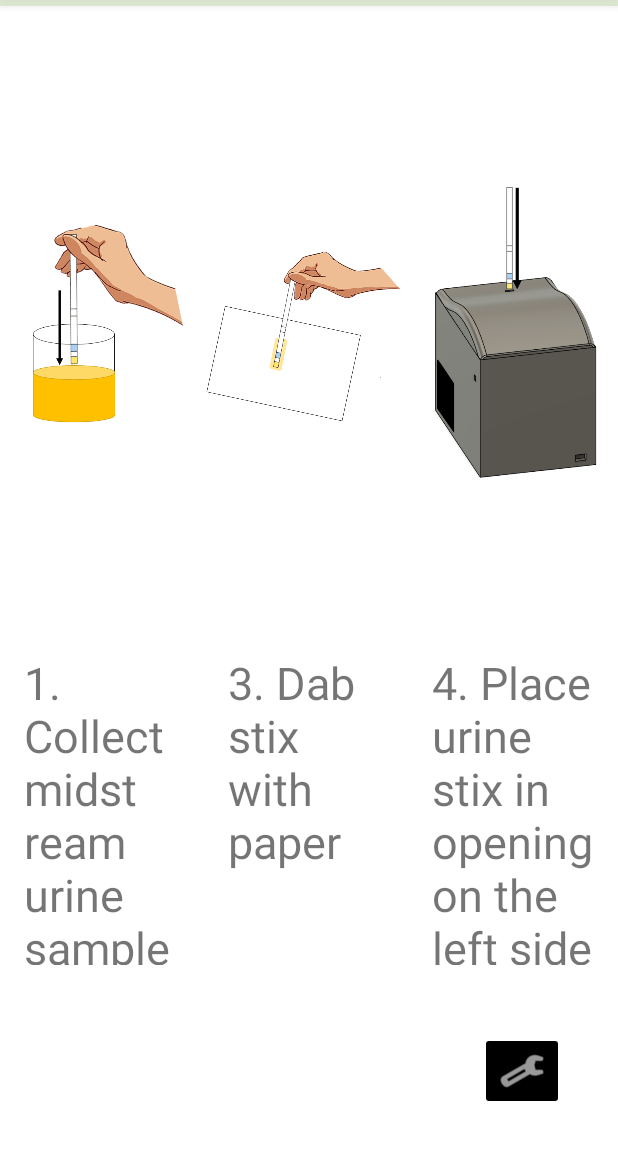
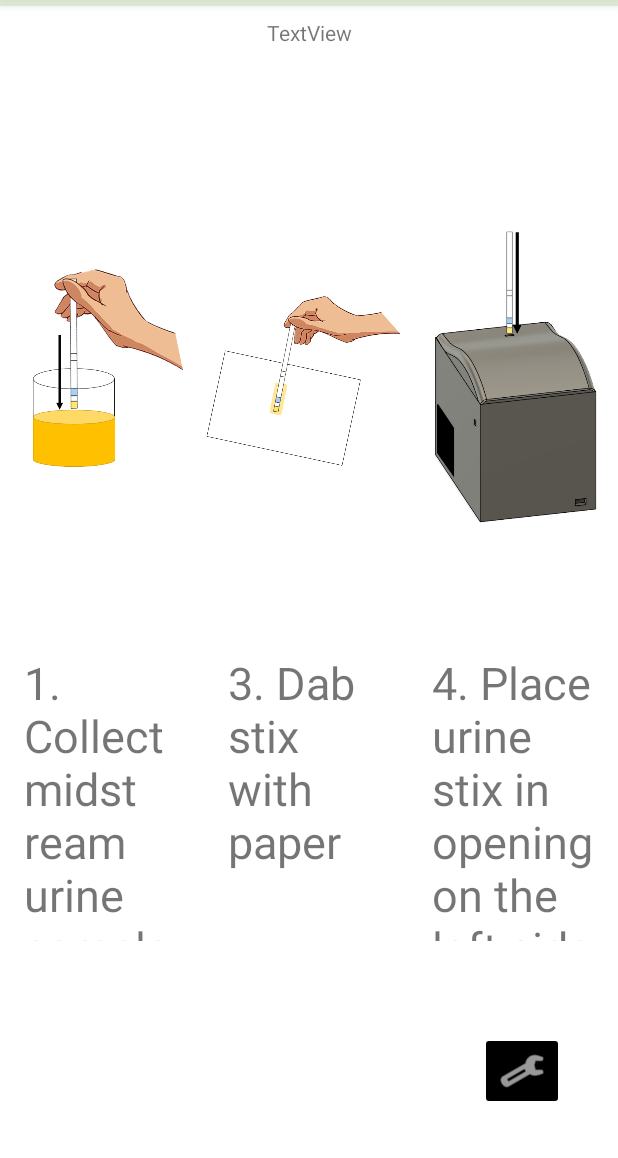
Before and after one commit to tkmadsen/UrineAnalyzerApp, an Android app: the fragment GuideFragment placed in its activity, on a phone screen of 412 x 824 dp, the part 78-1236 px from its top. Run offline under Robolectric (Android 15) with nearby library versions, the phone set to English and light mode, and no system bars; libraries missing offline, so code that uses them is left out: org.checkerframework.checker.

Commit message:
Minor changes in views

```diff
--- a/app/src/main/java/com/au615584/urineanalyzerapp/Activities/PatientActivity.java
+++ b/app/src/main/java/com/au615584/urineanalyzerapp/Activities/PatientActivity.java
@@ -1,11 +1,4 @@
 package com.au615584.urineanalyzerapp.Activities;
-
-import androidx.activity.result.ActivityResultLauncher;
-import androidx.activity.result.contract.ActivityResultContracts;
-import androidx.appcompat.app.AlertDialog;
-import androidx.appcompat.app.AppCompatActivity;
-import androidx.fragment.app.Fragment;
-import androidx.lifecycle.Observer;
 
 import android.app.Activity;
 import android.bluetooth.BluetoothAdapter;
@@ -18,6 +11,13 @@
 import android.widget.Button;
 import android.widget.ImageButton;
 import android.widget.Toast;
+
+import androidx.activity.result.ActivityResultLauncher;
+import androidx.activity.result.contract.ActivityResultContracts;
+import androidx.appcompat.app.AlertDialog;
+import androidx.appcompat.app.AppCompatActivity;
+import androidx.fragment.app.Fragment;
+import androidx.lifecycle.Observer;
 
 import com.au615584.urineanalyzerapp.Fragments.GuideFragment;
 import com.au615584.urineanalyzerapp.Fragments.ProcessingFragment;
@@ -101,18 +101,11 @@
             }
         });
 
-        vm.result().observe(this, new Observer<String>() {
-            @Override
-            public void onChanged(String s) {
-                CPR=s;
-            }
-        });
 
 
         vm.state().observe(this, new Observer<String>() {
             @Override
             public void onChanged(String state) {
-                // TODO Open Result fragment: DENNE VIL SENERE SKULLE KALDES, NÅR BILLEDDATA MODTAGES
                 switch(state) {
                     case "Result":
                         Log.d("PatientActivity", "ChangeState(), Received Result");
@@ -122,6 +115,7 @@
                         break;
                     case "Guide":
                         Log.d("PatientActivity", "ChangeState(), Received Guide");
+                        Fragment guideFragment = new GuideFragment(CPR);
                         showDialogue();
                         getSupportFragmentManager()
                                 .beginTransaction().replace(R.id.fraglist,guideFragment,"GUIDE_FRAGMENT")
@@ -146,7 +140,6 @@
         btnTest.setOnClickListener(new View.OnClickListener() {
             @Override
             public void onClick(View view) {
-                // TODO Open Result fragment: DENNE VIL SENERE SKULLE KALDES, NÅR BILLEDDATA MODTAGES
                 if (guideFragment != null && guideFragment.isVisible()) {
                     getSupportFragmentManager()
                             .beginTransaction().replace(R.id.fraglist,resultFragment,"RESULT_FRAGMENT")
--- a/app/src/main/java/com/au615584/urineanalyzerapp/Fragments/GuideFragment.java
+++ b/app/src/main/java/com/au615584/urineanalyzerapp/Fragments/GuideFragment.java
@@ -1,32 +1,29 @@
 package com.au615584.urineanalyzerapp.Fragments;
 
 import android.os.Bundle;
-
-import androidx.fragment.app.Fragment;
-
 import android.view.LayoutInflater;
 import android.view.View;
 import android.view.ViewGroup;
 import android.widget.ImageView;
 import android.widget.TextView;
 
+import androidx.fragment.app.Fragment;
+
 import com.au615584.urineanalyzerapp.R;
 
 /**
  * A simple {@link Fragment} subclass.
- * Use the {@link GuideFragment#newInstance} factory method to
- * create an instance of this fragment.
  */
 public class GuideFragment extends Fragment {
-    private TextView txtGuide;
+    private TextView txtGuide, txtCpr;
     private ImageView imgGuide;
+    private String cpr;
 
     public GuideFragment() {
         // Required empty public constructor
     }
-
-    public static GuideFragment newInstance(String param1, String param2) {
-        return new GuideFragment();
+    public GuideFragment(String Cpr) {
+        cpr = Cpr;
     }
 
     @Override
@@ -42,7 +39,20 @@
         View v = inflater.inflate(R.layout.fragment_guide, container, false);
         txtGuide = v.findViewById(R.id.guideTB);
         imgGuide = v.findViewById(R.id.imageView);
+        txtCpr = v.findViewById(R.id.cprTB);
+
+        Runnable delayedTask = new Runnable() {
+            @Override
+            public void run() {
+                txtCpr.setText("");
+            }
+        };
+        v.postDelayed(delayedTask, 3000);
 
         return  v;
     }
+
+    public void removeCpr() {
+        txtCpr.setText("");
+    }
 }
--- a/app/src/main/res/layout/fragment_guide.xml
+++ b/app/src/main/res/layout/fragment_guide.xml
@@ -20,7 +20,7 @@
           app:layout_constraintBottom_toTopOf="@+id/guideline7"
           app:layout_constraintEnd_toStartOf="@+id/guideline5"
           app:layout_constraintStart_toStartOf="parent"
-            app:layout_constraintTop_toTopOf="parent" />
+          app:layout_constraintTop_toTopOf="@+id/imageView3" />
 
         <TextView
           android:id="@+id/guideTB"
@@ -28,6 +28,7 @@
           android:layout_height="0dp"
           android:layout_marginStart="16dp"
           android:layout_marginEnd="16dp"
+          android:layout_marginBottom="16dp"
           android:text="@string/guide"
           android:textSize="30sp"
           app:layout_constraintBottom_toTopOf="@+id/guideline8"
@@ -39,11 +40,12 @@
           android:id="@+id/imageView3"
           android:layout_width="0dp"
           android:layout_height="0dp"
+          android:layout_marginTop="32dp"
           android:src="@drawable/dubstix"
           app:layout_constraintBottom_toTopOf="@+id/guideline7"
           app:layout_constraintEnd_toStartOf="@+id/guideline6"
           app:layout_constraintStart_toStartOf="@+id/guideline5"
-            app:layout_constraintTop_toTopOf="parent" />
+          app:layout_constraintTop_toBottomOf="@+id/cprTB" />
 
         <androidx.constraintlayout.widget.Guideline
             android:id="@+id/guideline5"
@@ -72,6 +74,7 @@
           android:layout_height="0dp"
           android:layout_marginStart="16dp"
           android:layout_marginEnd="16dp"
+          android:layout_marginBottom="16dp"
           android:text="@string/guide2Txt"
           android:textSize="30sp"
           app:layout_constraintBottom_toTopOf="@+id/guideline8"
@@ -86,8 +89,9 @@
           android:src="@drawable/insertstix"
           app:layout_constraintBottom_toTopOf="@+id/guideline7"
           app:layout_constraintEnd_toEndOf="parent"
+          app:layout_constraintHorizontal_bias="1.0"
           app:layout_constraintStart_toStartOf="@+id/guideline6"
-            app:layout_constraintTop_toTopOf="parent" />
+          app:layout_constraintTop_toTopOf="@+id/imageView3" />
 
         <TextView
           android:id="@+id/guide3Txt"
@@ -95,6 +99,7 @@
           android:layout_height="0dp"
           android:layout_marginStart="16dp"
           android:layout_marginEnd="16dp"
+          android:layout_marginBottom="16dp"
           android:text="@string/guide3Txt"
           android:textSize="30sp"
           app:layout_constraintBottom_toTopOf="@+id/guideline8"
@@ -108,6 +113,16 @@
             android:layout_height="wrap_content"
             android:orientation="horizontal"
             app:layout_constraintGuide_percent="0.98" />
+
+        <TextView
+          android:id="@+id/cprTB"
+          android:layout_width="wrap_content"
+          android:layout_height="wrap_content"
+          android:layout_marginTop="8dp"
+          android:text="TextView"
+          app:layout_constraintEnd_toEndOf="parent"
+          app:layout_constraintStart_toStartOf="parent"
+          app:layout_constraintTop_toTopOf="parent" />
     </androidx.constraintlayout.widget.ConstraintLayout>
 
 </FrameLayout>
--- a/app/src/main/res/values/strings.xml
+++ b/app/src/main/res/values/strings.xml
@@ -21,4 +21,5 @@
   <string name="CPRdialog">Welcome 2103971554</string>
   <!-- TODO: Remove or change this placeholder text -->
   <string name="ProgressTxt">Analyzing</string>
+  <string name="cprTB" />
 </resources>
```
Lines whose indentation alone changed are shown as unchanged.
